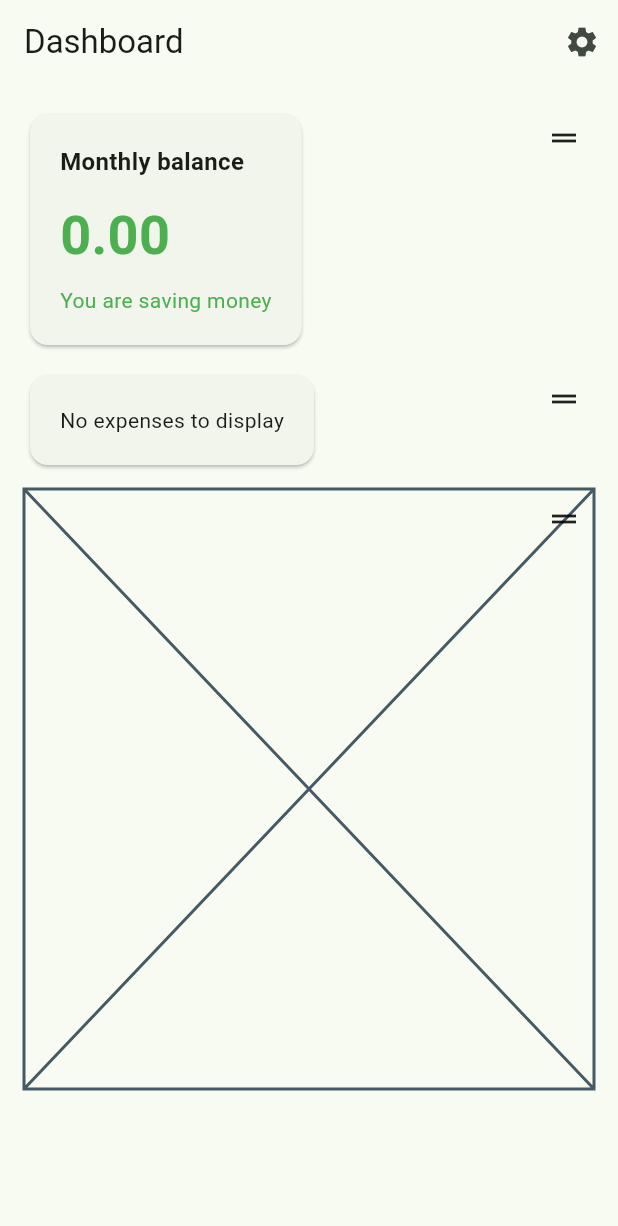
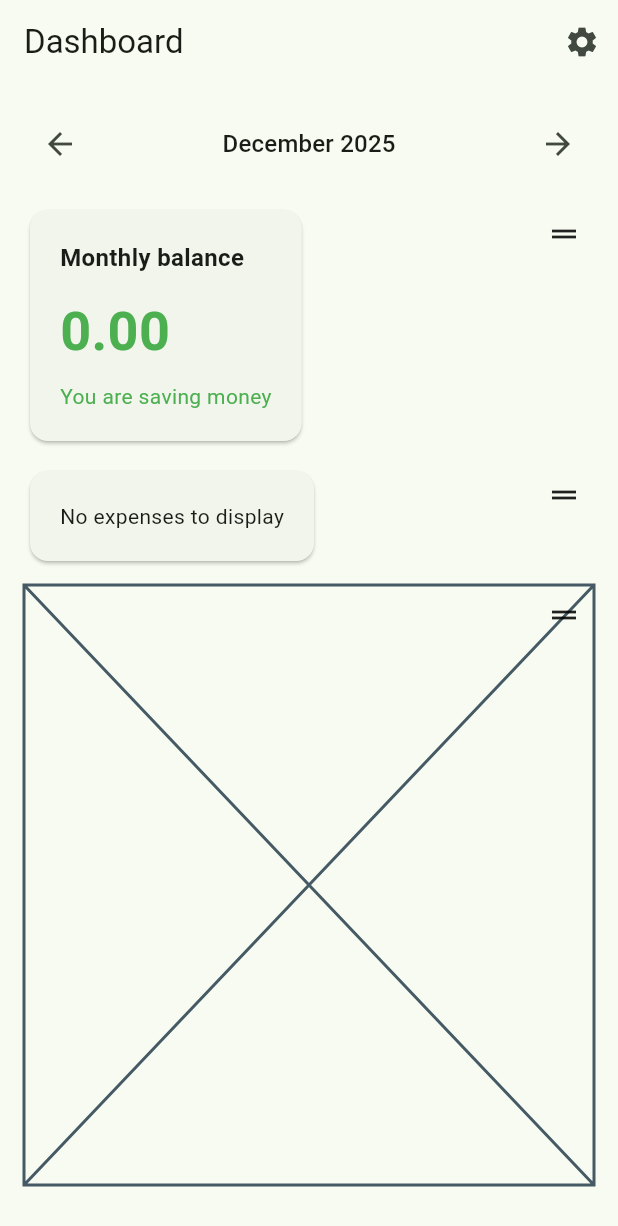
Before and after one commit to raulpereira-01/finance-app, a Flutter app: the DashboardScreen screen opened directly, on a phone screen of 412 x 824 dp. Shown: the top 1226 px of the screen. Run offline on Flutter 3.47's test engine with Material 3 defaults, Android fonts, the phone set to English and light mode, and no system bars; our stand-ins replace fl_chart, hive, hive_flutter; accounts and stored records are empty.

Commit message:
Add persistent period selector

```diff
--- a/lib/core/constants/hive_boxes.dart
+++ b/lib/core/constants/hive_boxes.dart
@@ -2,4 +2,5 @@ class HiveBoxes {
   static const String categories = 'categories_box';
   static const String incomes = 'incomes_box';
   static const String expenses = 'expenses_box';
+  static const String selectedPeriod = 'selected_period_box';
 }
--- /dev/null
+++ b/lib/data/models/selected_period_model.dart
@@ -0,0 +1,62 @@
+import 'package:hive/hive.dart';
+import '../../domain/entities/selected_period.dart';
+
+class SelectedPeriodModel extends HiveObject {
+  final int month;
+  final int year;
+  final DateTime startDate;
+  final DateTime endDate;
+
+  SelectedPeriodModel({
+    required this.month,
+    required this.year,
+    required this.startDate,
+    required this.endDate,
+  });
+
+  SelectedPeriod toEntity() {
+    return SelectedPeriod(
+      month: month,
+      year: year,
+      startDate: startDate,
+      endDate: endDate,
+    );
+  }
+
+  factory SelectedPeriodModel.fromEntity(SelectedPeriod entity) {
+    return SelectedPeriodModel(
+      month: entity.month,
+      year: entity.year,
+      startDate: entity.startDate,
+      endDate: entity.endDate,
+    );
+  }
+}
+
+class SelectedPeriodModelAdapter extends TypeAdapter<SelectedPeriodModel> {
+  @override
+  final int typeId = 6;
+
+  @override
+  SelectedPeriodModel read(BinaryReader reader) {
+    final month = reader.readInt();
+    final year = reader.readInt();
+    final startDate = reader.readDateTime();
+    final endDate = reader.readDateTime();
+
+    return SelectedPeriodModel(
+      month: month,
+      year: year,
+      startDate: startDate,
+      endDate: endDate,
+    );
+  }
+
+  @override
+  void write(BinaryWriter writer, SelectedPeriodModel obj) {
+    writer.writeInt(obj.month);
+    writer.writeInt(obj.year);
+    writer.writeDateTime(obj.startDate);
+    writer.writeDateTime(obj.endDate);
+  }
+}
--- /dev/null
+++ b/lib/domain/entities/selected_period.dart
@@ -0,0 +1,58 @@
+class SelectedPeriod {
+  final int month;
+  final int year;
+  final DateTime startDate;
+  final DateTime endDate;
+
+  SelectedPeriod({
+    required this.month,
+    required this.year,
+    required this.startDate,
+    required this.endDate,
+  });
+
+  factory SelectedPeriod.fromMonthYear(int month, int year) {
+    final start = DateTime(year, month, 1);
+    final end = DateTime(year, month + 1, 0);
+
+    return SelectedPeriod(
+      month: month,
+      year: year,
+      startDate: start,
+      endDate: end,
+    );
+  }
+
+  SelectedPeriod previousMonth() {
+    final newMonth = month == 1 ? 12 : month - 1;
+    final newYear = month == 1 ? year - 1 : year;
+    return SelectedPeriod.fromMonthYear(newMonth, newYear);
+  }
+
+  SelectedPeriod nextMonth() {
+    final newMonth = month == 12 ? 1 : month + 1;
+    final newYear = month == 12 ? year + 1 : year;
+    return SelectedPeriod.fromMonthYear(newMonth, newYear);
+  }
+
+  String get formattedLabel => '${_monthName(month)} $year';
+
+  String _monthName(int monthNumber) {
+    const monthNames = [
+      'January',
+      'February',
+      'March',
+      'April',
+      'May',
+      'June',
+      'July',
+      'August',
+      'September',
+      'October',
+      'November',
+      'December',
+    ];
+
+    return monthNames[monthNumber - 1];
+  }
+}
--- /dev/null
+++ b/lib/domain/services/selected_period_service.dart
@@ -0,0 +1,31 @@
+import 'package:hive/hive.dart';
+
+import '../../core/constants/hive_boxes.dart';
+import '../entities/selected_period.dart';
+import '../../data/models/selected_period_model.dart';
+
+class SelectedPeriodService {
+  final Box<SelectedPeriodModel> _box =
+      Hive.box<SelectedPeriodModel>(HiveBoxes.selectedPeriod);
+
+  SelectedPeriod loadCurrent() {
+    if (_box.isEmpty || !_box.containsKey('current')) {
+      final now = DateTime.now();
+      final current = SelectedPeriod.fromMonthYear(now.month, now.year);
+      saveCurrent(current);
+      return current;
+    }
+
+    final stored = _box.get('current');
+    if (stored == null) {
+      final now = DateTime.now();
+      return SelectedPeriod.fromMonthYear(now.month, now.year);
+    }
+
+    return stored.toEntity();
+  }
+
+  void saveCurrent(SelectedPeriod period) {
+    _box.put('current', SelectedPeriodModel.fromEntity(period));
+  }
+}
--- a/lib/main.dart
+++ b/lib/main.dart
@@ -3,6 +3,7 @@ import 'package:finance_app/data/models/category_model.dart';
 import 'package:finance_app/data/models/expense_model.dart';
 import 'package:finance_app/data/models/income_model.dart';
 import 'package:finance_app/data/models/dashboard_config_model.dart';
+import 'package:finance_app/data/models/selected_period_model.dart';
 import 'package:finance_app/presentation/screens/onboarding/onboarding_welcome_screen.dart';
 import 'package:flutter/material.dart';
 import 'package:hive_flutter/hive_flutter.dart';
@@ -19,11 +20,13 @@ Future<void> main() async {
   Hive.registerAdapter(ExpenseModelAdapter());
   Hive.registerAdapter(DashboardWidgetTypeAdapter());
   Hive.registerAdapter(DashboardConfigModelAdapter());
+  Hive.registerAdapter(SelectedPeriodModelAdapter());
 
   await Hive.openBox<CategoryModel>(HiveBoxes.categories);
   await Hive.openBox<IncomeModel>(HiveBoxes.incomes);
   await Hive.openBox<ExpenseModel>(HiveBoxes.expenses);
   await Hive.openBox<DashboardConfigModel>('dashboard_config');
+  await Hive.openBox<SelectedPeriodModel>(HiveBoxes.selectedPeriod);
 
 
   runApp(const FinanceApp());
--- a/lib/presentation/screens/dashboard/dashboard_screen.dart
+++ b/lib/presentation/screens/dashboard/dashboard_screen.dart
@@ -2,7 +2,10 @@ import 'package:flutter/material.dart';
 
 import '../../../domain/entities/dashboard_widget_type.dart';
 import '../../../domain/services/dashboard_config_service.dart';
+import '../../../domain/services/selected_period_service.dart';
 import '../../../data/models/dashboard_config_model.dart';
+import '../../../domain/entities/selected_period.dart';
+import '../../widgets/period_selector.dart';
 import 'balance_widget.dart';
 import 'dashboard_settings_screen.dart';
 import 'expenses_by_category_pie_widget.dart';
@@ -17,11 +20,14 @@ class DashboardScreen extends StatefulWidget {
 class _DashboardScreenState extends State<DashboardScreen> {
   late List<DashboardConfigModel> _configs;
   final _configService = DashboardConfigService();
+  final _selectedPeriodService = SelectedPeriodService();
+  late SelectedPeriod _selectedPeriod;
 
   @override
   void initState() {
     super.initState();
     _configs = _configService.load();
+    _selectedPeriod = _selectedPeriodService.loadCurrent();
   }
 
   /// Devuelve SOLO los configs visibles, ordenados
@@ -43,6 +49,13 @@ class _DashboardScreenState extends State<DashboardScreen> {
     }
   }
 
+  void _updatePeriod(SelectedPeriod period) {
+    setState(() {
+      _selectedPeriod = period;
+      _selectedPeriodService.saveCurrent(_selectedPeriod);
+    });
+  }
+
   @override
   Widget build(BuildContext context) {
     final visibleConfigs = _visibleConfigs();
@@ -54,8 +67,7 @@ class _DashboardScreenState extends State<DashboardScreen> {
           IconButton(
             icon: const Icon(Icons.settings),
             onPressed: () async {
-              final result =
-              await Navigator.push<List<DashboardConfigModel>>(
+              final result = await Navigator.push<List<DashboardConfigModel>>(
                 context,
                 MaterialPageRoute(
                   builder: (_) => DashboardSettingsScreen(
@@ -74,8 +86,17 @@ class _DashboardScreenState extends State<DashboardScreen> {
           ),
         ],
       ),
-      body: ReorderableListView(
+      body: Padding(
         padding: const EdgeInsets.all(16),
+        child: Column(
+          children: [
+            PeriodSelector(
+              selectedPeriod: _selectedPeriod,
+              onPeriodChanged: _updatePeriod,
+            ),
+            const SizedBox(height: 16),
+            Expanded(
+              child: ReorderableListView(
                 onReorder: (oldIndex, newIndex) {
                   setState(() {
                     if (newIndex > oldIndex) newIndex--;
@@ -85,8 +106,8 @@ class _DashboardScreenState extends State<DashboardScreen> {
 
                     // Reaplicamos el orden a la lista completa
                     for (int i = 0; i < visibleConfigs.length; i++) {
-              final indexInConfigs =
-              _configs.indexWhere((c) => c.type == visibleConfigs[i].type);
+                      final indexInConfigs = _configs
+                          .indexWhere((c) => c.type == visibleConfigs[i].type);
 
                       _configs[indexInConfigs] = DashboardConfigModel(
                         type: _configs[indexInConfigs].type,
@@ -116,6 +137,10 @@ class _DashboardScreenState extends State<DashboardScreen> {
                     ),
                 ],
               ),
+            ),
+          ],
+        ),
+      ),
     );
   }
 }
--- /dev/null
+++ b/lib/presentation/widgets/period_selector.dart
@@ -0,0 +1,35 @@
+import 'package:flutter/material.dart';
+
+import '../../domain/entities/selected_period.dart';
+
+class PeriodSelector extends StatelessWidget {
+  final SelectedPeriod selectedPeriod;
+  final ValueChanged<SelectedPeriod> onPeriodChanged;
+
+  const PeriodSelector({
+    super.key,
+    required this.selectedPeriod,
+    required this.onPeriodChanged,
+  });
+
+  @override
+  Widget build(BuildContext context) {
+    return Row(
+      mainAxisAlignment: MainAxisAlignment.spaceBetween,
+      children: [
+        IconButton(
+          icon: const Icon(Icons.arrow_back),
+          onPressed: () => onPeriodChanged(selectedPeriod.previousMonth()),
+        ),
+        Text(
+          selectedPeriod.formattedLabel,
+          style: Theme.of(context).textTheme.titleMedium,
+        ),
+        IconButton(
+          icon: const Icon(Icons.arrow_forward),
+          onPressed: () => onPeriodChanged(selectedPeriod.nextMonth()),
+        ),
+      ],
+    );
+  }
+}
```
Lines whose indentation alone changed are shown as unchanged.
